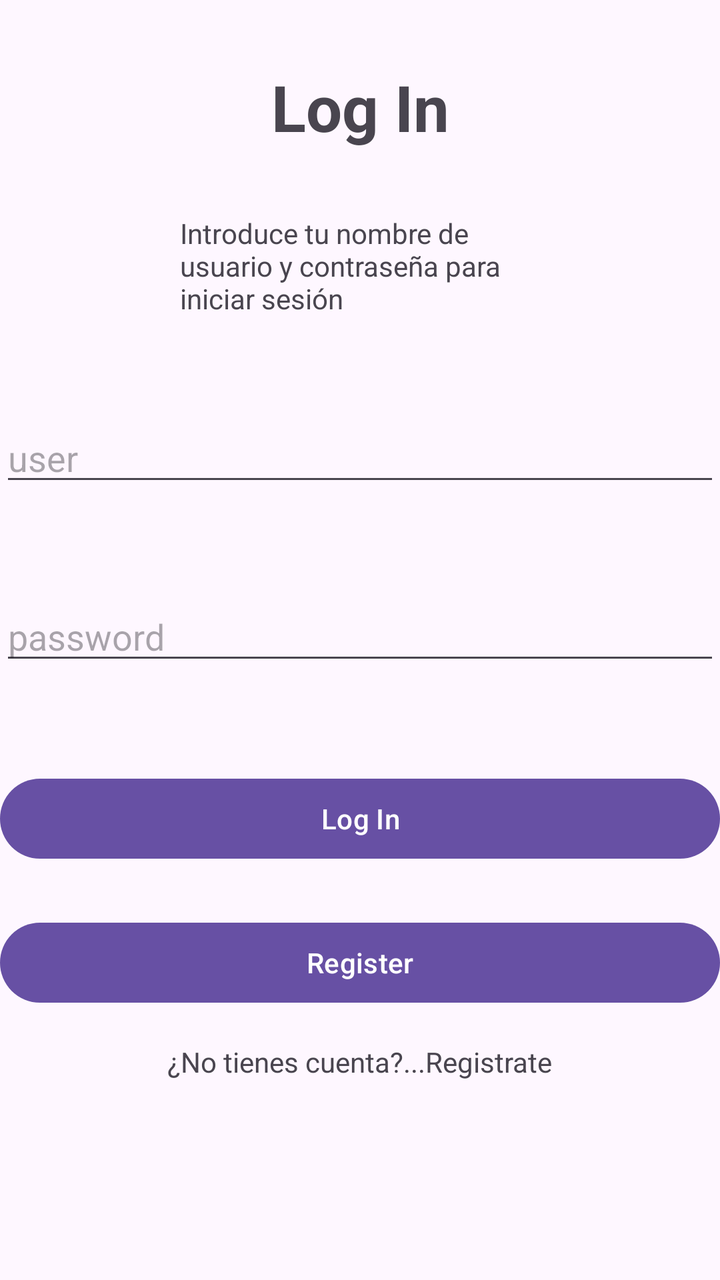
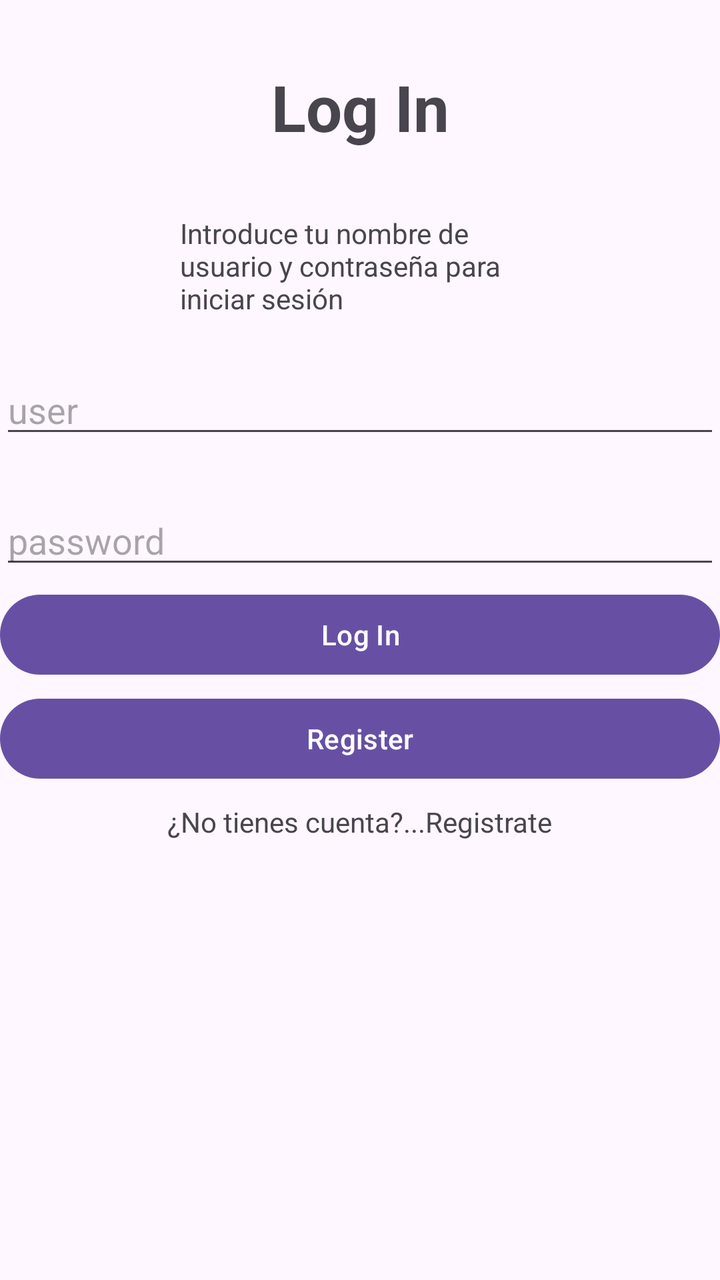

Before-and-after screenshots of an Android layout around one commit, followed by the original layout XML and the change that was made.
<!-- AndroidManifest.xml: application theme Theme.FerrolApp -->
<!-- res/layout/fragment_login.xml -->
<?xml version="1.0" encoding="utf-8"?>
<androidx.constraintlayout.widget.ConstraintLayout xmlns:android="http://schemas.android.com/apk/res/android"
    xmlns:tools="http://schemas.android.com/tools"
    android:layout_width="match_parent"
    android:layout_height="match_parent"
    xmlns:app="http://schemas.android.com/apk/res-auto"
    tools:context=".LoginFragment">

    <TextView
        android:id="@+id/title"
        android:layout_width="wrap_content"
        android:layout_height="wrap_content"
        android:layout_marginTop="32dp"
        android:text="Log In"
        android:textSize="32sp"
        android:textStyle="bold"
        app:layout_constraintEnd_toEndOf="parent"
        app:layout_constraintStart_toStartOf="parent"
        app:layout_constraintTop_toTopOf="parent"
        />
    <TextView
        android:id="@+id/text"
        android:layout_width="180dp"
        android:layout_height="wrap_content"
        android:text="Introduce tu nombre de usuario y contraseña para iniciar sesión"
        app:layout_constraintTop_toBottomOf="@id/title"
        app:layout_constraintEnd_toEndOf="parent"
        app:layout_constraintStart_toStartOf="parent"
        android:layout_marginTop="32dp"
        />

    <EditText
        android:id="@+id/edit_usuario"
        android:layout_width="0dp"
        android:hint="user"
        android:layout_height="wrap_content"
        app:layout_constraintStart_toStartOf="parent"
        app:layout_constraintEnd_toEndOf="parent"
        app:layout_constraintTop_toBottomOf="@id/text"
        android:layout_marginTop="48dp"
        />
    <EditText
        android:id="@+id/edit_password"
        android:layout_width="0dp"
        android:hint="password"
        android:layout_height="wrap_content"
        app:layout_constraintStart_toStartOf="parent"
        app:layout_constraintEnd_toEndOf="parent"
        app:layout_constraintTop_toBottomOf="@id/edit_usuario"
        android:layout_marginTop="48dp"
        android:inputType="textPassword"
        />
    <Button
        android:id="@+id/btn_login"
        android:layout_width="0dp"
        android:layout_height="wrap_content"
        android:text="Log In"
        app:layout_constraintStart_toStartOf="parent"
        app:layout_constraintEnd_toEndOf="parent"
        app:layout_constraintTop_toBottomOf="@id/edit_password"
        android:layout_marginTop="48dp"
        />

    <Button
        android:id="@+id/btn_register"
        android:layout_width="0dp"
        android:layout_height="wrap_content"
        android:text="Register"
        app:layout_constraintStart_toStartOf="parent"
        app:layout_constraintEnd_toEndOf="parent"
        app:layout_constraintTop_toBottomOf="@id/btn_login"
        android:layout_marginTop="24dp"
        />
    <TextView
        android:layout_width="wrap_content"
        android:layout_height="wrap_content"
        android:text="¿No tienes cuenta?...Registrate"
        app:layout_constraintStart_toStartOf="parent"
        app:layout_constraintEnd_toEndOf="parent"
        app:layout_constraintTop_toBottomOf="@id/btn_register"
        android:layout_marginTop="16dp"
        />

</androidx.constraintlayout.widget.ConstraintLayout>
<!-- resources referenced by this layout -->
<resources>
  <style name="Theme.FerrolApp" parent="Base.Theme.FerrolApp" />
  <style name="Base.Theme.FerrolApp" parent="Theme.Material3.DayNight.NoActionBar">
          
          
      </style>
</resources>

<!-- the commit's change to res/layout/fragment_login.xml (unified diff, before → after) -->
@@ -37,7 +37,7 @@
         app:layout_constraintStart_toStartOf="parent"
         app:layout_constraintEnd_toEndOf="parent"
         app:layout_constraintTop_toBottomOf="@id/text"
-        android:layout_marginTop="48dp"
+        android:layout_marginTop="24dp"
         />
     <EditText
         android:id="@+id/edit_password"
@@ -47,7 +47,7 @@
         app:layout_constraintStart_toStartOf="parent"
         app:layout_constraintEnd_toEndOf="parent"
         app:layout_constraintTop_toBottomOf="@id/edit_usuario"
-        android:layout_marginTop="48dp"
+        android:layout_marginTop="24dp"
         android:inputType="textPassword"
         />
     <Button
@@ -58,7 +58,7 @@
         app:layout_constraintStart_toStartOf="parent"
         app:layout_constraintEnd_toEndOf="parent"
         app:layout_constraintTop_toBottomOf="@id/edit_password"
-        android:layout_marginTop="48dp"
+        android:layout_marginTop="4dp"
         />
 
     <Button
@@ -69,7 +69,7 @@
         app:layout_constraintStart_toStartOf="parent"
         app:layout_constraintEnd_toEndOf="parent"
         app:layout_constraintTop_toBottomOf="@id/btn_login"
-        android:layout_marginTop="24dp"
+        android:layout_marginTop="4dp"
         />
     <TextView
         android:layout_width="wrap_content"
@@ -78,7 +78,7 @@
         app:layout_constraintStart_toStartOf="parent"
         app:layout_constraintEnd_toEndOf="parent"
         app:layout_constraintTop_toBottomOf="@id/btn_register"
-        android:layout_marginTop="16dp"
+        android:layout_marginTop="8dp"
         />
 
 </androidx.constraintlayout.widget.ConstraintLayout>
